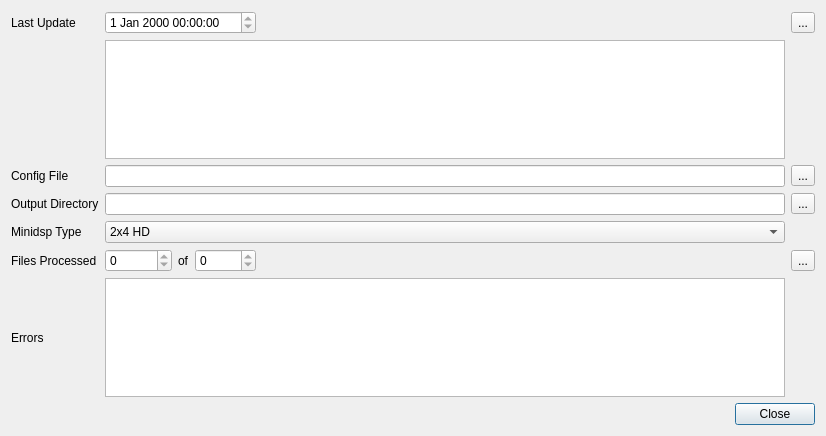
This is src/main/python/ui/minidsp.ui in 3ll3d00d/beqdesigner as Qt 5 draws it before an edit. The edited form follows.
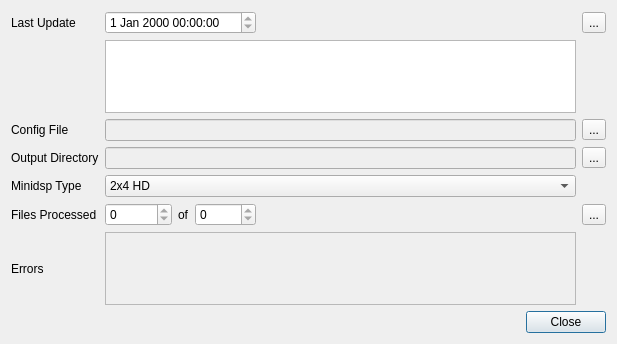
This is the edited form.

Commit message: change the minidsp directory picker so it creates a directory inside the dir you pick and only allow it to delete xml files in that directory #241

Diff of the .ui file:
```diff
--- a/src/main/python/ui/minidsp.ui
+++ b/src/main/python/ui/minidsp.ui
@@ -6,8 +6,8 @@
    <rect>
     <x>0</x>
     <y>0</y>
-    <width>826</width>
-    <height>436</height>
+    <width>617</width>
+    <height>344</height>
    </rect>
   </property>
   <property name="windowTitle">
@@ -25,62 +25,35 @@
     </widget>
    </item>
    <item row="0" column="0">
-    <layout class="QGridLayout" name="innerLayout" rowstretch="0,1,0,0,0,0,1" columnstretch="0,0,0,0,0,0">
-     <item row="5" column="3">
-      <widget class="QSpinBox" name="totalFiles">
-       <property name="readOnly">
-        <bool>true</bool>
+    <layout class="QGridLayout" name="innerLayout" rowstretch="0,0,0,0,0,0,0" columnstretch="0,0,0,0,0,0">
+     <item row="5" column="0">
+      <widget class="QLabel" name="filesProcessedLabel">
+       <property name="text">
+        <string>Files Processed</string>
        </property>
-       <property name="maximum">
-        <number>10000</number>
-       </property>
       </widget>
      </item>
-     <item row="5" column="1">
-      <widget class="QSpinBox" name="filesProcessed">
-       <property name="readOnly">
-        <bool>true</bool>
-       </property>
-       <property name="maximum">
-        <number>100000</number>
-       </property>
-      </widget>
-     </item>
-     <item row="5" column="5">
-      <widget class="QToolButton" name="processFiles">
+     <item row="0" column="5">
+      <widget class="QToolButton" name="refreshGitRepo">
        <property name="text">
         <string>...</string>
        </property>
       </widget>
      </item>
-     <item row="6" column="1" colspan="4">
-      <widget class="QListWidget" name="errors"/>
-     </item>
-     <item row="2" column="1" colspan="4">
-      <widget class="QLineEdit" name="configFile">
+     <item row="3" column="1" colspan="4">
+      <widget class="QLineEdit" name="outputDirectory">
+       <property name="enabled">
+        <bool>false</bool>
+       </property>
        <property name="readOnly">
         <bool>true</bool>
        </property>
       </widget>
      </item>
-     <item row="4" column="1" colspan="4">
-      <widget class="QComboBox" name="minidspType">
-       <item>
-        <property name="text">
-         <string>2x4 HD</string>
-        </property>
-       </item>
-       <item>
-        <property name="text">
-         <string>2x4</string>
-        </property>
-       </item>
-      </widget>
-     </item>
-     <item row="2" column="0">
-      <widget class="QLabel" name="configFileLabel">
+     <item row="3" column="5">
+      <widget class="QToolButton" name="outputDirectoryPicker">
        <property name="text">
-        <string>Config File</string>
+        <string>...</string>
        </property>
       </widget>
      </item>
@@ -98,48 +71,6 @@
        </property>
       </widget>
      </item>
-     <item row="3" column="5">
-      <widget class="QToolButton" name="outputDirectoryPicker">
-       <property name="text">
-        <string>...</string>
-       </property>
-      </widget>
-     </item>
-     <item row="3" column="1" colspan="4">
-      <widget class="QLineEdit" name="outputDirectory">
-       <property name="readOnly">
-        <bool>true</bool>
-       </property>
-      </widget>
-     </item>
-     <item row="0" column="0">
-      <widget class="QLabel" name="lastUpdateLabel">
-       <property name="text">
-        <string>Last Update</string>
-       </property>
-      </widget>
-     </item>
-     <item row="5" column="2">
-      <widget class="QLabel" name="ofLabel">
-       <property name="text">
-        <string>of</string>
-       </property>
-      </widget>
-     </item>
-     <item row="6" column="0">
-      <widget class="QLabel" name="errorsLabel">
-       <property name="text">
-        <string>Errors</string>
-       </property>
-      </widget>
-     </item>
-     <item row="5" column="0">
-      <widget class="QLabel" name="filesProcessedLabel">
-       <property name="text">
-        <string>Files Processed</string>
-       </property>
-      </widget>
-     </item>
      <item row="0" column="1" colspan="3">
       <widget class="QDateTimeEdit" name="lastCommitDate">
        <property name="readOnly">
@@ -147,13 +78,6 @@
        </property>
       </widget>
      </item>
-     <item row="4" column="0">
-      <widget class="QLabel" name="minidspTypeLabel">
-       <property name="text">
-        <string>Minidsp Type</string>
-       </property>
-      </widget>
-     </item>
      <item row="5" column="4">
       <spacer name="horizontalSpacer">
        <property name="orientation">
@@ -167,6 +91,40 @@
        </property>
       </spacer>
      </item>
+     <item row="0" column="0">
+      <widget class="QLabel" name="lastUpdateLabel">
+       <property name="text">
+        <string>Last Update</string>
+       </property>
+      </widget>
+     </item>
+     <item row="1" column="1" colspan="4">
+      <widget class="QPlainTextEdit" name="lastCommitMessage">
+       <property name="readOnly">
+        <bool>true</bool>
+       </property>
+      </widget>
+     </item>
+     <item row="5" column="1">
+      <widget class="QSpinBox" name="filesProcessed">
+       <property name="readOnly">
+        <bool>true</bool>
+       </property>
+       <property name="maximum">
+        <number>100000</number>
+       </property>
+      </widget>
+     </item>
+     <item row="2" column="1" colspan="4">
+      <widget class="QLineEdit" name="configFile">
+       <property name="enabled">
+        <bool>false</bool>
+       </property>
+       <property name="readOnly">
+        <bool>true</bool>
+       </property>
+      </widget>
+     </item>
      <item row="0" column="4">
       <widget class="QLabel" name="infoLabel">
        <property name="text">
@@ -174,16 +132,72 @@
        </property>
       </widget>
      </item>
-     <item row="0" column="5">
-      <widget class="QToolButton" name="refreshGitRepo">
+     <item row="5" column="2">
+      <widget class="QLabel" name="ofLabel">
+       <property name="text">
+        <string>of</string>
+       </property>
+      </widget>
+     </item>
+     <item row="6" column="0">
+      <widget class="QLabel" name="errorsLabel">
+       <property name="text">
+        <string>Errors</string>
+       </property>
+      </widget>
+     </item>
+     <item row="2" column="0">
+      <widget class="QLabel" name="configFileLabel">
+       <property name="text">
+        <string>Config File</string>
+       </property>
+      </widget>
+     </item>
+     <item row="4" column="1" colspan="4">
+      <widget class="QComboBox" name="minidspType">
+       <item>
+        <property name="text">
+         <string>2x4 HD</string>
+        </property>
+       </item>
+       <item>
+        <property name="text">
+         <string>2x4</string>
+        </property>
+       </item>
+      </widget>
+     </item>
+     <item row="6" column="1" colspan="4">
+      <widget class="QListWidget" name="errors">
+       <property name="enabled">
+        <bool>false</bool>
+       </property>
+      </widget>
+     </item>
+     <item row="5" column="3">
+      <widget class="QSpinBox" name="totalFiles">
+       <property name="readOnly">
+        <bool>true</bool>
+       </property>
+       <property name="maximum">
+        <number>10000</number>
+       </property>
+      </widget>
+     </item>
+     <item row="4" column="0">
+      <widget class="QLabel" name="minidspTypeLabel">
+       <property name="text">
+        <string>Minidsp Type</string>
+       </property>
+      </widget>
+     </item>
+     <item row="5" column="5">
+      <widget class="QToolButton" name="processFiles">
        <property name="text">
         <string>...</string>
        </property>
       </widget>
      </item>
-     <item row="1" column="1" colspan="4">
-      <widget class="QPlainTextEdit" name="lastCommitMessage"/>
-     </item>
     </layout>
    </item>
   </layout>
```
The commit also changes 2 other files.
